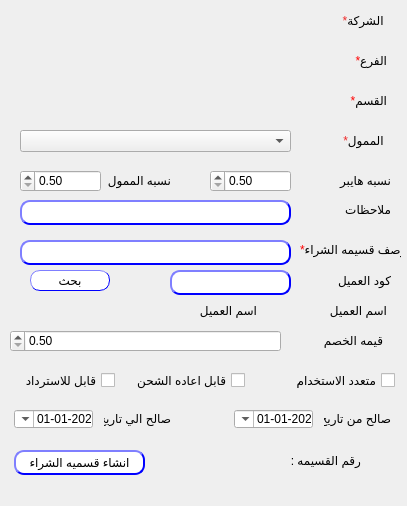
This is presentation/voucher_ui/createVoucher.ui in shymaa123456/HyperPOS2020 as Qt 5 draws it before an edit. The edited form follows.
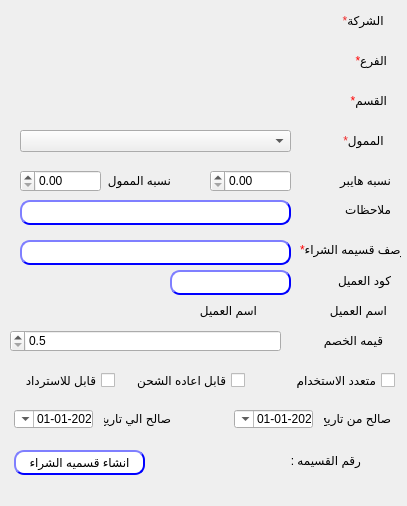
This is the edited form.

```diff
--- a/presentation/voucher_ui/createVoucher.ui
+++ b/presentation/voucher_ui/createVoucher.ui
@@ -253,9 +253,18 @@
    <property name="styleSheet">
     <string notr="true"/>
    </property>
+   <property name="decimals">
+    <number>1</number>
+   </property>
    <property name="minimum">
     <double>0.500000000000000</double>
    </property>
+   <property name="maximum">
+    <double>99999.000000000000000</double>
+   </property>
+   <property name="value">
+    <double>0.500000000000000</double>
+   </property>
   </widget>
   <widget class="QLabel" name="label_num">
    <property name="geometry">
@@ -410,43 +419,6 @@
                                     </string>
    </property>
   </widget>
-  <widget class="QPushButton" name="btn_search">
-   <property name="geometry">
-    <rect>
-     <x>30</x>
-     <y>270</y>
-     <width>80</width>
-     <height>21</height>
-    </rect>
-   </property>
-   <property name="styleSheet">
-    <string notr="true">QPushButton{
-                                        background-color: white;
-                                        border-style: outset;
-                                        border-width: 1px;
-                                        border-radius: 10px;
-                                        border-color: blue;
-                                        min-width: 6em;
-                                        }
-                                        QPushButton:hover {
-                                        background: qradialgradient(
-                                        cx: 0.3, cy: -0.4, fx: 0.3, fy: -0.4,
-                                        radius: 1.35, stop: 0 #fff, stop: 1 #bbb
-                                        );
-                                        }
-                                        QPushButton:pressed {
-                                        border-style: inset;
-                                        background: qradialgradient(
-                                        cx: 0.4, cy: -0.1, fx: 0.4, fy: -0.1,
-                                        radius: 1.35, stop: 0 #fff, stop: 1 #ddd
-                                        );
-                                        }
-                                    </string>
-   </property>
-   <property name="text">
-    <string>بحث</string>
-   </property>
-  </widget>
   <widget class="QLabel" name="desc_12">
    <property name="geometry">
     <rect>
@@ -505,7 +477,13 @@
     <string notr="true"/>
    </property>
    <property name="minimum">
-    <double>0.500000000000000</double>
+    <double>0.000000000000000</double>
+   </property>
+   <property name="maximum">
+    <double>100.000000000000000</double>
+   </property>
+   <property name="value">
+    <double>0.000000000000000</double>
    </property>
   </widget>
   <widget class="QLabel" name="label_4">
@@ -534,7 +512,13 @@
     <string notr="true"/>
    </property>
    <property name="minimum">
-    <double>0.500000000000000</double>
+    <double>0.000000000000000</double>
+   </property>
+   <property name="maximum">
+    <double>100.000000000000000</double>
+   </property>
+   <property name="value">
+    <double>0.000000000000000</double>
    </property>
   </widget>
   <widget class="QLabel" name="desc_5">
```
